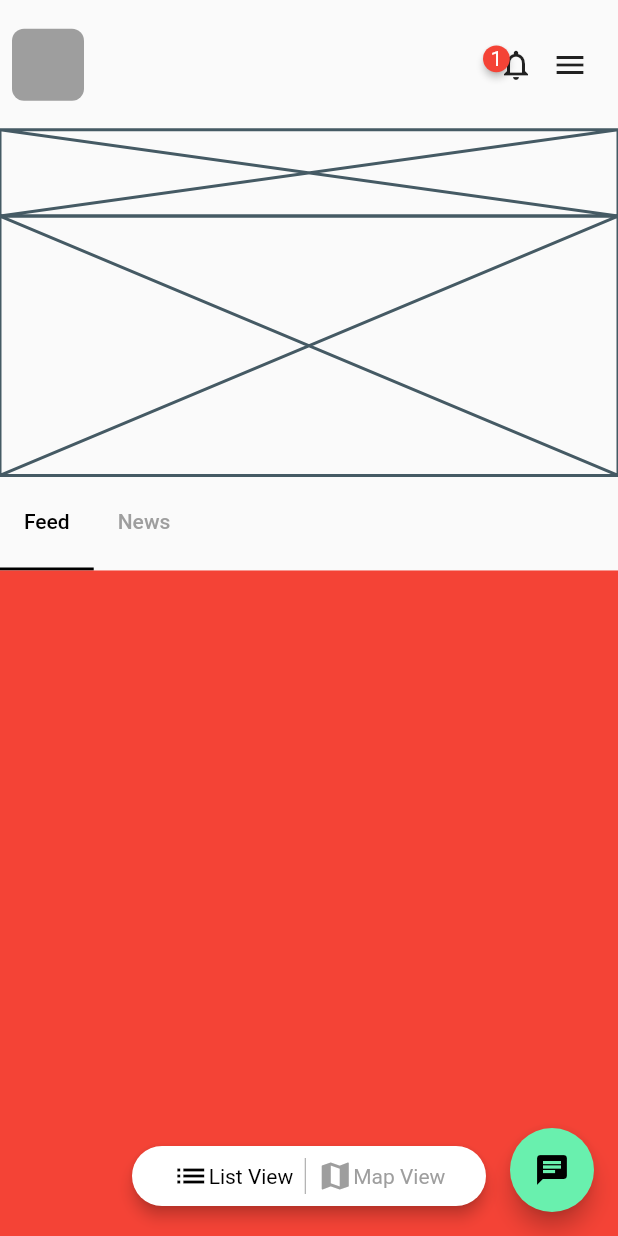
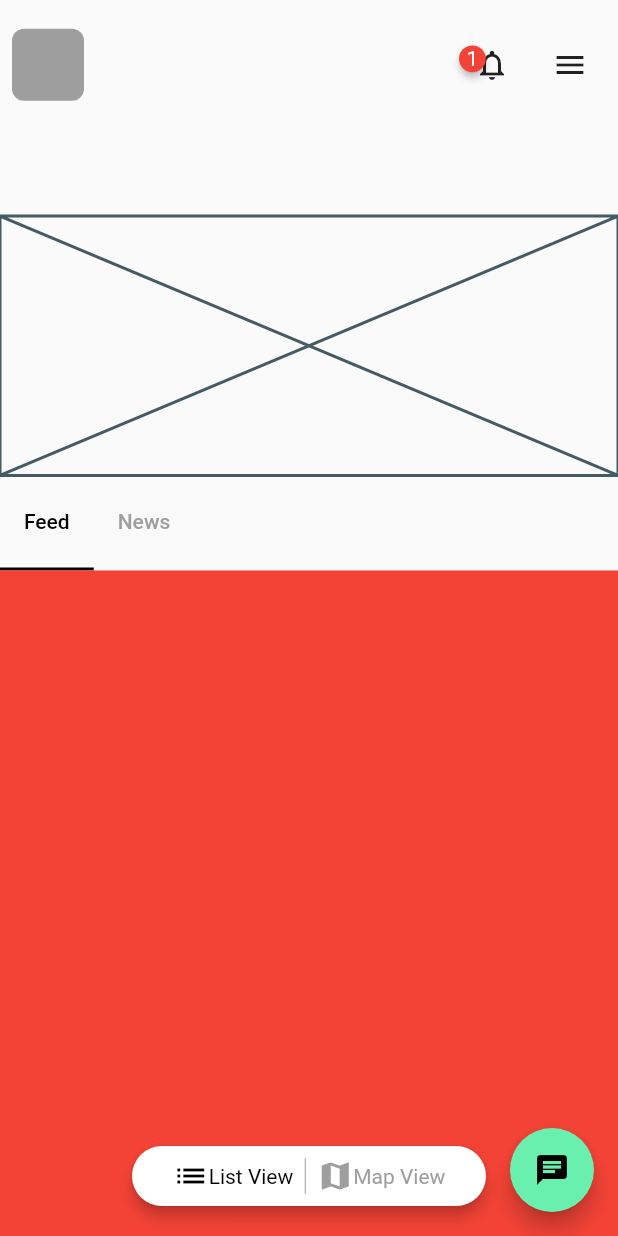
Before and after one commit to JAICHANGPARK/flutter_notebook_11th_story, a Flutter app: the screen it shows after launch, on a phone screen of 412 x 824 dp. Run offline on Flutter 3.47's test engine with Material 2 defaults, Android fonts, the phone set to English and light mode, and no system bars; drawn by our look-alikes of badges; our stand-ins replace backdrop, flutter_inner_drawer, flutter_slidable, flutter_swiper, google_fonts.

Commit message:
Update irys_home_page.dart

```diff
--- a/lib/ep727_irys_mobile_app/ui/irys_home_page.dart
+++ b/lib/ep727_irys_mobile_app/ui/irys_home_page.dart
@@ -58,11 +58,16 @@ class _IrysHomePageState extends State<IrysHomePage> with SingleTickerProviderSt
                                       color: Colors.white
                                     ),),
                                   ),
+                                  SizedBox(width: 16,),
                                   IconButton(onPressed: (){}, icon: Icon(Icons.menu))
                                 ],
                               ),
                             )),
-                        Expanded(flex: 2, child: Placeholder()),
+                        Expanded(flex: 2, child: Column(
+                          children: [
+
+                          ],
+                        )),
                         Expanded(flex: 6, child: Placeholder()),
                       ],
                     )),
```
